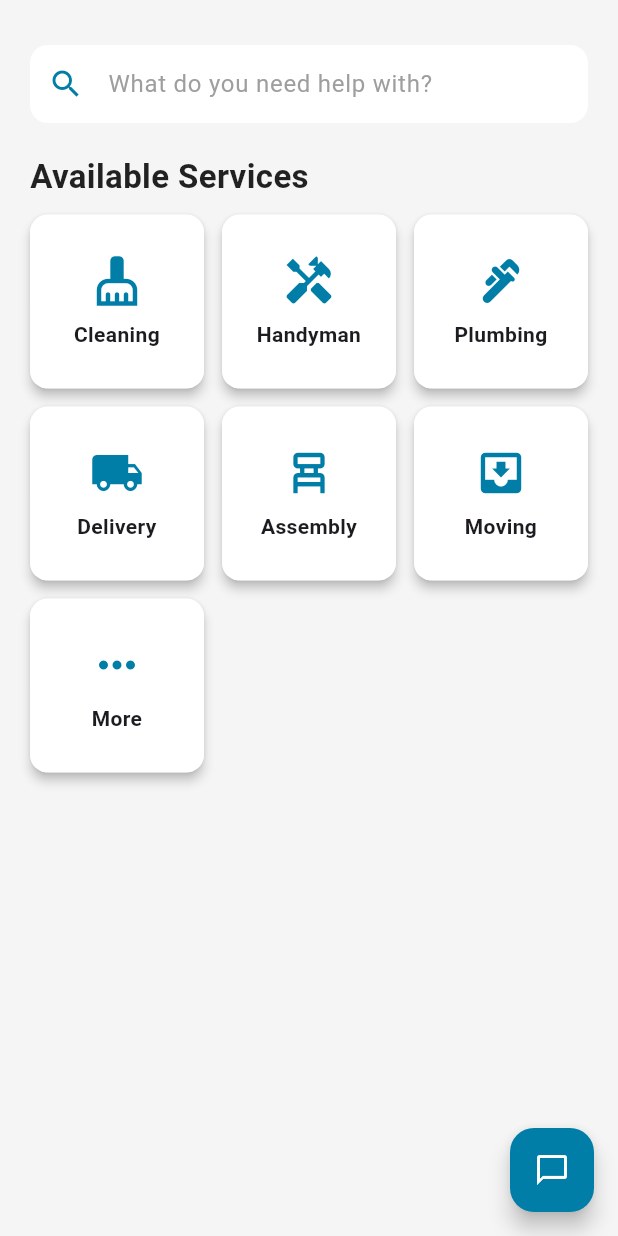
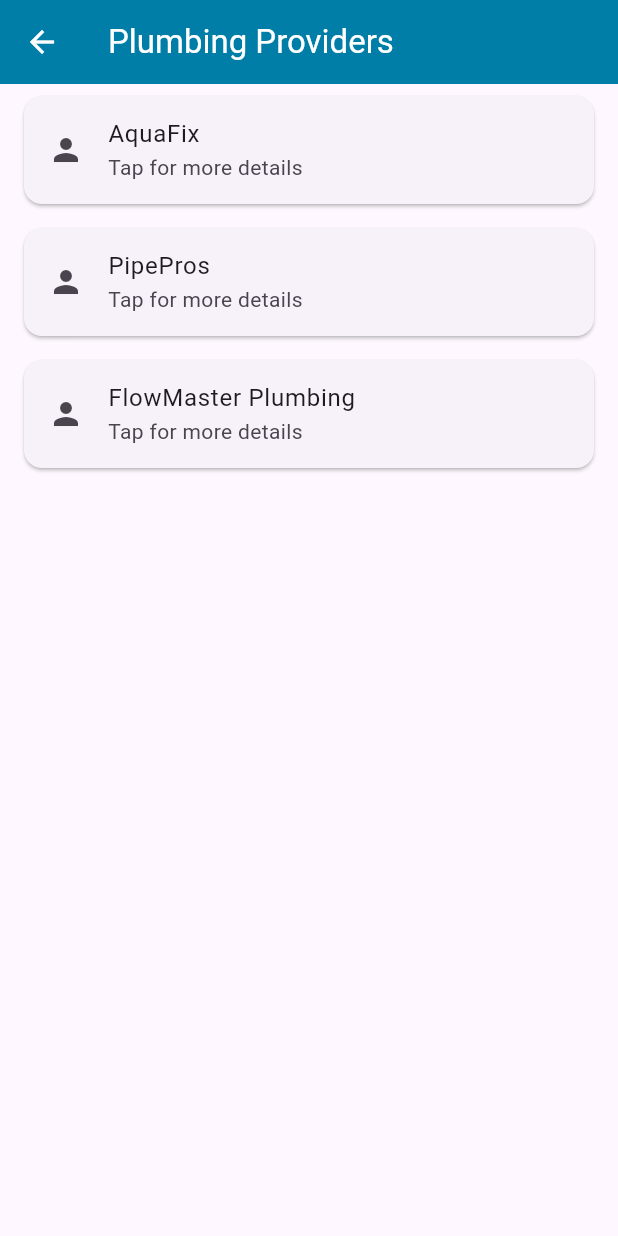
Before and after one commit to ramiAlmathani/Senior-Project, a Flutter app: the HomeScreen screen opened directly, after a tap on "Plumbing", on a phone screen of 412 x 824 dp. Run offline on Flutter 3.47's test engine with Material 3 defaults, Android fonts, the phone set to English and light mode, and no system bars; our stand-ins replace cloud_firestore, firebase_auth, firebase_core, flutter_dotenv, lottie, shared_preferences and 1 more; accounts and stored records are empty.

Commit message:
Navigation to service providers dummy variables not yet fully finshid

```diff
--- a/lib/HomeScreenState.dart
+++ b/lib/HomeScreenState.dart
@@ -1,4 +1,6 @@
 import 'package:flutter/material.dart';
+import 'package:senior_project/service_providers_page.dart';
+import 'package:senior_project/service_model.dart';
 
 // --------------------- HOME SCREEN ---------------------
 class HomeScreen extends StatefulWidget {
@@ -111,7 +113,12 @@ class ServiceTile extends StatelessWidget {
       child: InkWell(
         borderRadius: BorderRadius.circular(12),
         onTap: () {
-          // Future navigation to service detail or booking
+          Navigator.push(
+            context,
+            MaterialPageRoute(
+              builder: (context) => ServiceProvidersPage(service: service),
+            ),
+          );
         },
         child: Ink(
           decoration: BoxDecoration(
@@ -139,12 +146,6 @@ class ServiceTile extends StatelessWidget {
 }
 
 // --------------------- SERVICE MODEL ---------------------
-class Service {
-  final String name;
-  final IconData icon;
-
-  Service({required this.name, required this.icon});
-}
 
 final List<Service> serviceList = [
   Service(name: "Cleaning", icon: Icons.cleaning_services),
--- /dev/null
+++ b/lib/service_model.dart
@@ -0,0 +1,18 @@
+import 'package:flutter/material.dart';
+
+class Service {
+  final String name;
+  final IconData icon;
+
+  Service({required this.name, required this.icon});
+}
+
+final List<Service> serviceList = [
+  Service(name: "Cleaning", icon: Icons.cleaning_services),
+  Service(name: "Handyman", icon: Icons.handyman),
+  Service(name: "Plumbing", icon: Icons.plumbing),
+  Service(name: "Delivery", icon: Icons.local_shipping),
+  Service(name: "Assembly", icon: Icons.chair_alt),
+  Service(name: "Moving", icon: Icons.move_to_inbox),
+  Service(name: "More", icon: Icons.more_horiz),
+];
--- /dev/null
+++ b/lib/service_providers_page.dart
@@ -0,0 +1,52 @@
+import 'package:flutter/material.dart';
+import 'package:senior_project/service_model.dart'; // ✅ shared Service model
+import 'package:senior_project/service_providers_page.dart';
+
+class ServiceProvidersPage extends StatelessWidget {
+  final Service service;
+
+  const ServiceProvidersPage({Key? key, required this.service})
+      : super(key: key);
+
+  @override
+  Widget build(BuildContext context) {
+    final Map<String, List<String>> providerMap = {
+      "Cleaning": ["SparkleClean", "Maid in Minutes", "ShinySpaces"],
+      "Handyman": ["FixIt All", "HandyPro Services", "DIY Dude"],
+      "Plumbing": ["AquaFix", "PipePros", "FlowMaster Plumbing"],
+      "Delivery": ["QuickDrop", "LocalRunner", "SwiftShip"],
+      "Assembly": ["FurnitureFast", "AssemblyCo", "SetUp Squad"],
+      "Moving": ["MoveMate", "Lift & Go", "PackRight Movers"],
+      "More": ["General Helper", "Custom Service", "Request a Quote"],
+    };
+
+    final providers = providerMap[service.name] ?? ["No providers found"];
+
+    return Scaffold(
+      appBar: AppBar(
+        title: Text('${service.name} Providers'),
+        backgroundColor: const Color(0xFF007EA7),
+        foregroundColor: Colors.white,
+      ),
+      body: ListView.builder(
+        itemCount: providers.length,
+        itemBuilder: (context, index) {
+          final provider = providers[index];
+          return Card(
+            margin: const EdgeInsets.symmetric(horizontal: 16, vertical: 8),
+            child: ListTile(
+              leading: const Icon(Icons.person),
+              title: Text(provider),
+              subtitle: const Text('Tap for more details'),
+              onTap: () {
+                ScaffoldMessenger.of(context).showSnackBar(
+                  SnackBar(content: Text('Tapped on $provider')),
+                );
+              },
+            ),
+          );
+        },
+      ),
+    );
+  }
+}
```
Also changed, not shown: lib/services_page.dart (added, +83 -0 lines).
